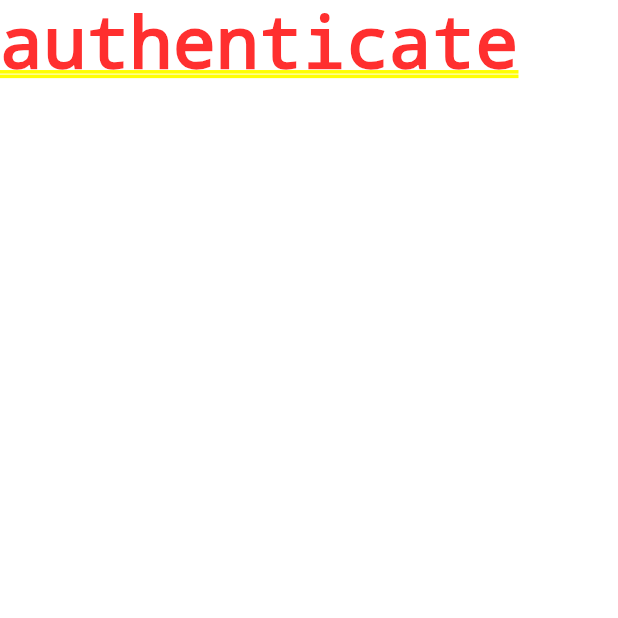
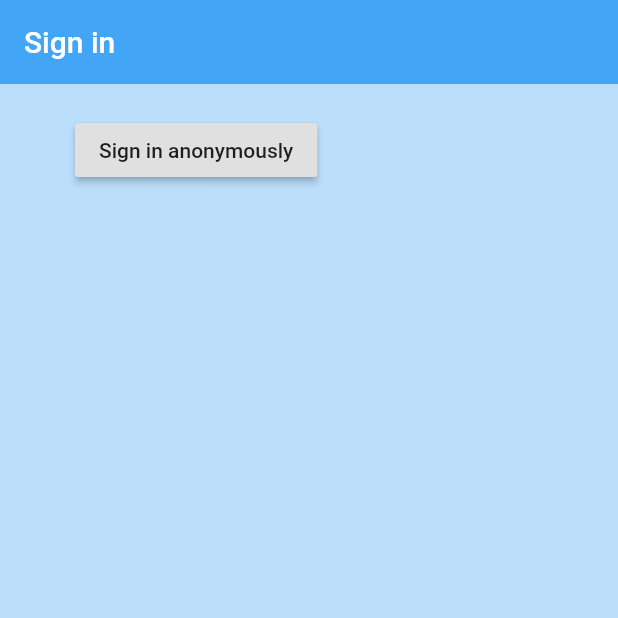
Before and after one commit to adrian61/Flutter-and-Firebase, a Flutter app: the screen it shows after launch, on a phone screen of 412 x 824 dp, the top half of it. Run offline on Flutter 3.47's test engine with Material 2 defaults, Android fonts, the phone set to English and light mode, and no system bars; our stand-ins replace firebase_auth; accounts and stored records are empty.

Commit message:
Added anonymously sign in

```diff
--- /dev/null
+++ b/lib/models/user.dart
@@ -0,0 +1,5 @@
+class User {
+  final String uid;
+
+  User({this.uid});
+}
--- a/lib/screens/authenticate/authenticate.dart
+++ b/lib/screens/authenticate/authenticate.dart
@@ -1,4 +1,5 @@
 import 'package:flutter/material.dart';
+import 'package:flutterprojects/screens/authenticate/signIn.dart';
 
 class Authenticate extends StatefulWidget {
   @override
@@ -9,7 +10,7 @@ class _AuthenticateState extends State<Authenticate> {
   @override
   Widget build(BuildContext context) {
     return Container(
-      child: Text('authenticate'),
+      child: SignIn(),
     );
   }
 }
--- /dev/null
+++ b/lib/screens/authenticate/signIn.dart
@@ -0,0 +1,41 @@
+import 'dart:math';
+
+import 'package:flutter/material.dart';
+import 'package:flutterprojects/services/auth.dart';
+
+class SignIn extends StatefulWidget {
+  @override
+  _SignInState createState() => _SignInState();
+}
+
+class _SignInState extends State<SignIn> {
+  final AuthService _authService = AuthService();
+
+  @override
+  Widget build(BuildContext context) {
+    return Scaffold(
+      backgroundColor: Colors.blue[100],
+      appBar: AppBar(
+        backgroundColor: Colors.blue[400],
+        elevation: 0.0,
+        title: Text('Sign in'),
+      ),
+      body: Container(
+        padding: EdgeInsets.symmetric(vertical: 20.0, horizontal: 50.0),
+        child: RaisedButton(
+          child: Text('Sign in anonymously'),
+          onPressed: () async {
+            dynamic result = await _authService.signInAnonymously();
+            if(result == null){
+              print('error sign in');
+            }
+            else {
+              print('signed in:');
+              print(result.uid);
+            }
+          },
+        ),
+      ),
+    );
+  }
+}
```
Also changed, not shown: lib/services/auth.dart (+25 -1 lines), 1 other file.
